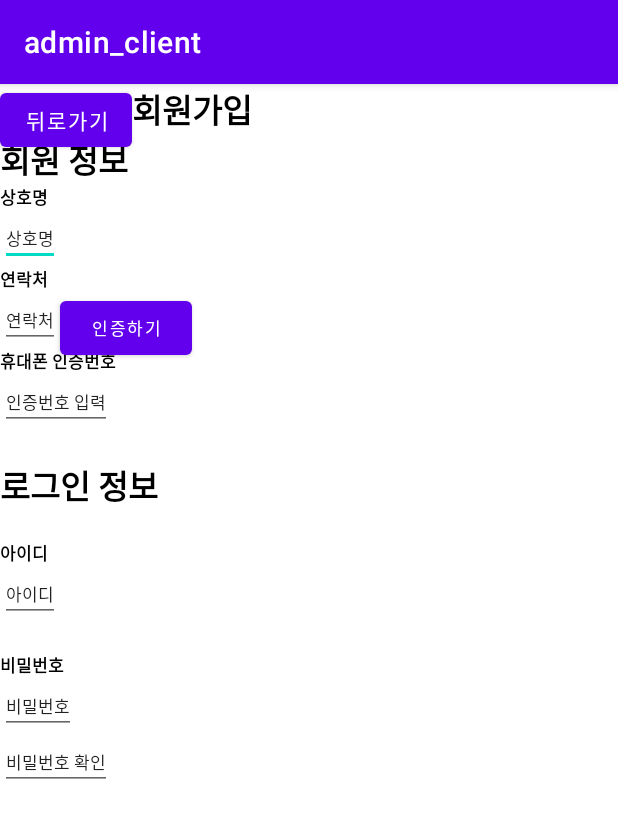
After one commit to Gongdongjang/admin_client, an Android app: the SignUpActivity screen opened directly, with no data from a screen before it, on a phone screen of 412 x 824 dp. The commit adds this screen. Shown: the top 818 px of the screen. Run offline under Robolectric (Android 15) with nearby library versions, the phone set to English and light mode, and no system bars.

Commit message:
[기능추가] 사장님 회원가입 UI 추가

```diff
--- a/app/src/main/AndroidManifest.xml
+++ b/app/src/main/AndroidManifest.xml
@@ -14,6 +14,9 @@
         android:theme="@style/Theme.Admin_client"
         tools:targetApi="31">
         <activity
+            android:name=".SignUpActivity"
+            android:exported="false" />
+        <activity
             android:name=".MainActivity"
             android:exported="true">
             <intent-filter>
--- a/app/src/main/java/com/example/admin_client/MainActivity.java
+++ b/app/src/main/java/com/example/admin_client/MainActivity.java
@@ -2,13 +2,26 @@ package com.example.admin_client;
 
 import androidx.appcompat.app.AppCompatActivity;
 
+import android.content.Intent;
 import android.os.Bundle;
+import android.view.View;
+import android.widget.Button;
 
 public class MainActivity extends AppCompatActivity {
+    Button signup_button;
 
     @Override
     protected void onCreate(Bundle savedInstanceState) {
         super.onCreate(savedInstanceState);
         setContentView(R.layout.activity_main);
+
+        signup_button = findViewById(R.id.signup_button);
+        signup_button.setOnClickListener(new View.OnClickListener() {
+            @Override
+            public void onClick(View v) {
+                Intent i = new Intent(MainActivity.this, SignUpActivity.class);
+                startActivity(i);
+            }
+        });
     }
 }
--- /dev/null
+++ b/app/src/main/java/com/example/admin_client/SignUpActivity.java
@@ -0,0 +1,14 @@
+package com.example.admin_client;
+
+import androidx.appcompat.app.AppCompatActivity;
+
+import android.os.Bundle;
+
+public class SignUpActivity extends AppCompatActivity {
+
+    @Override
+    protected void onCreate(Bundle savedInstanceState) {
+        super.onCreate(savedInstanceState);
+        setContentView(R.layout.activity_sign_up);
+    }
+}
--- a/app/src/main/res/layout/activity_main.xml
+++ b/app/src/main/res/layout/activity_main.xml
@@ -5,6 +5,12 @@
     android:layout_width="match_parent"
     android:layout_height="match_parent"
     tools:context=".MainActivity">
+
+    <Button
+        android:id="@+id/signup_button"
+        android:layout_width="wrap_content"
+        android:layout_height="wrap_content"
+        android:text="회원가입" />
 
     <TextView
         android:layout_width="wrap_content"
--- /dev/null
+++ b/app/src/main/res/layout/activity_sign_up.xml
@@ -0,0 +1,178 @@
+<?xml version="1.0" encoding="utf-8"?>
+<androidx.constraintlayout.widget.ConstraintLayout xmlns:android="http://schemas.android.com/apk/res/android"
+    xmlns:app="http://schemas.android.com/apk/res-auto"
+    xmlns:tools="http://schemas.android.com/tools"
+    android:layout_width="match_parent"
+    android:layout_height="match_parent"
+    tools:context=".SignUpActivity">
+
+
+    <Button
+        android:id="@+id/back_button"
+        android:layout_width="wrap_content"
+        android:layout_height="wrap_content"
+        app:layout_constraintStart_toStartOf="parent"
+        app:layout_constraintTop_toTopOf="parent"
+        android:text="뒤로가기" />
+
+    <TextView
+        android:id="@+id/signup_title"
+        android:layout_width="wrap_content"
+        android:layout_height="wrap_content"
+        android:text="회원가입"
+        android:textSize="10pt"
+        android:textColor="@color/black"
+        android:textStyle="bold"
+        app:layout_constraintStart_toEndOf="@id/back_button"
+        app:layout_constraintTop_toTopOf="@id/back_button"/>
+
+    <TextView
+        android:id="@+id/info_title"
+        android:layout_width="wrap_content"
+        android:layout_height="wrap_content"
+        android:text="회원 정보"
+        android:textColor="@color/black"
+        android:textSize="10pt"
+        android:textStyle="bold"
+        app:layout_constraintStart_toStartOf="parent"
+        app:layout_constraintTop_toBottomOf="@+id/signup_title" />
+
+    <TextView
+        android:id="@+id/name_title"
+        android:layout_width="wrap_content"
+        android:layout_height="wrap_content"
+        android:text="상호명"
+        android:textSize="5pt"
+        android:textColor="@color/black"
+        android:textStyle="bold"
+        app:layout_constraintStart_toStartOf="@+id/info_title"
+        app:layout_constraintTop_toBottomOf="@+id/info_title" />
+
+    <EditText
+        android:id="@+id/name_input"
+        android:layout_width="wrap_content"
+        android:layout_height="wrap_content"
+        android:inputType="textPersonName"
+        android:textSize="5pt"
+        android:text="상호명"
+        app:layout_constraintStart_toStartOf="@+id/name_title"
+        app:layout_constraintTop_toBottomOf="@+id/name_title"/>
+
+    <TextView
+        android:id="@+id/phone_number_title"
+        android:layout_width="wrap_content"
+        android:layout_height="wrap_content"
+        android:text="연락처"
+        android:textSize="5pt"
+        android:textColor="@color/black"
+        android:textStyle="bold"
+        app:layout_constraintStart_toStartOf="@+id/name_input"
+        app:layout_constraintTop_toBottomOf="@+id/name_input" />
+
+    <EditText
+        android:id="@+id/phone_number_input"
+        android:layout_width="wrap_content"
+        android:layout_height="wrap_content"
+        android:inputType="phone"
+        android:textSize="5pt"
+        android:text="연락처"
+        app:layout_constraintStart_toStartOf="@+id/phone_number_title"
+        app:layout_constraintTop_toBottomOf="@+id/phone_number_title"/>
+
+    <Button
+        android:id="@+id/verify_button"
+        android:layout_width="wrap_content"
+        android:layout_height="wrap_content"
+        android:textSize="5pt"
+        android:text="인증하기"
+        app:layout_constraintStart_toEndOf="@id/phone_number_input"
+        app:layout_constraintTop_toBottomOf="@+id/phone_number_title"/>
+
+    <TextView
+        android:id="@+id/verify_title"
+        android:layout_width="wrap_content"
+        android:layout_height="wrap_content"
+        android:text="휴대폰 인증번호"
+        android:textSize="5pt"
+        android:textColor="@color/black"
+        android:textStyle="bold"
+        app:layout_constraintStart_toStartOf="@+id/phone_number_input"
+        app:layout_constraintTop_toBottomOf="@+id/phone_number_input" />
+
+    <EditText
+        android:id="@+id/verify_input"
+        android:layout_width="wrap_content"
+        android:layout_height="wrap_content"
+        android:inputType="number"
+        android:textSize="5pt"
+        android:text="인증번호 입력"
+        app:layout_constraintStart_toStartOf="@+id/verify_title"
+        app:layout_constraintTop_toBottomOf="@+id/verify_title"/>
+
+    <TextView
+        android:id="@+id/login_info_title"
+        android:layout_width="wrap_content"
+        android:layout_height="wrap_content"
+        android:text="로그인 정보"
+        android:textColor="@color/black"
+        android:textSize="10pt"
+        android:textStyle="bold"
+        android:layout_marginTop="30px"
+        app:layout_constraintStart_toStartOf="@+id/verify_input"
+        app:layout_constraintTop_toBottomOf="@+id/verify_input" />
+
+    <TextView
+        android:id="@+id/id_title"
+        android:layout_width="wrap_content"
+        android:layout_height="wrap_content"
+        android:text="아이디"
+        android:textColor="@color/black"
+        android:textSize="5pt"
+        android:textStyle="bold"
+        android:layout_marginTop="30px"
+        app:layout_constraintStart_toStartOf="@+id/login_info_title"
+        app:layout_constraintTop_toBottomOf="@+id/login_info_title" />
+
+    <EditText
+        android:id="@+id/id_input"
+        android:layout_width="wrap_content"
+        android:layout_height="wrap_content"
+        android:inputType="textEmailAddress"
+        android:textSize="5pt"
+        android:text="아이디"
+        app:layout_constraintStart_toStartOf="@+id/id_title"
+        app:layout_constraintTop_toBottomOf="@+id/id_title"/>
+
+    <TextView
+        android:id="@+id/pwd_title"
+        android:layout_width="wrap_content"
+        android:layout_height="wrap_content"
+        android:text="비밀번호"
+        android:textColor="@color/black"
+        android:textSize="5pt"
+        android:textStyle="bold"
+        android:layout_marginTop="30px"
+        app:layout_constraintStart_toStartOf="@+id/id_input"
+        app:layout_constraintTop_toBottomOf="@+id/id_input" />
+
+    <EditText
+        android:id="@+id/pwd_input"
+        android:layout_width="wrap_content"
+        android:layout_height="wrap_content"
+        android:inputType="textEmailAddress"
+        android:textSize="5pt"
+        android:text="비밀번호"
+        app:layout_constraintStart_toStartOf="@+id/pwd_title"
+        app:layout_constraintTop_toBottomOf="@+id/pwd_title"/>
+
+    <EditText
+        android:id="@+id/pwd_check_input"
+        android:layout_width="wrap_content"
+        android:layout_height="wrap_content"
+        android:inputType="textEmailAddress"
+        android:textSize="5pt"
+        android:text="비밀번호 확인"
+        app:layout_constraintStart_toStartOf="@+id/pwd_input"
+        app:layout_constraintTop_toBottomOf="@+id/pwd_input"/>
+
+</androidx.constraintlayout.widget.ConstraintLayout>
```
